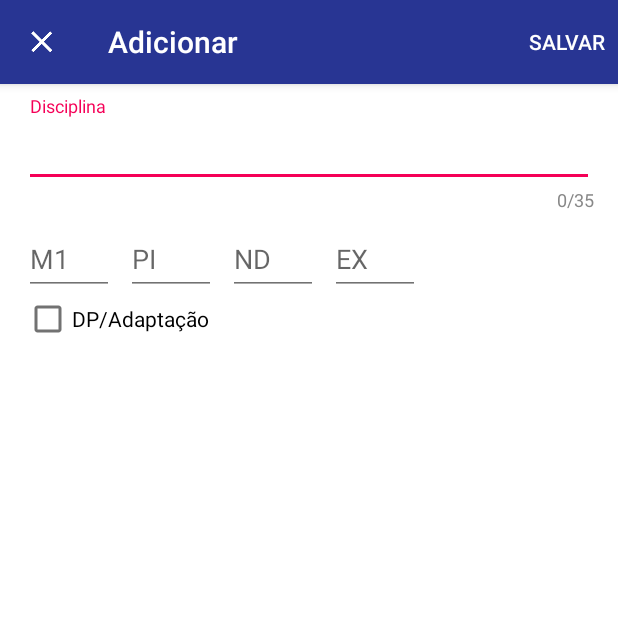
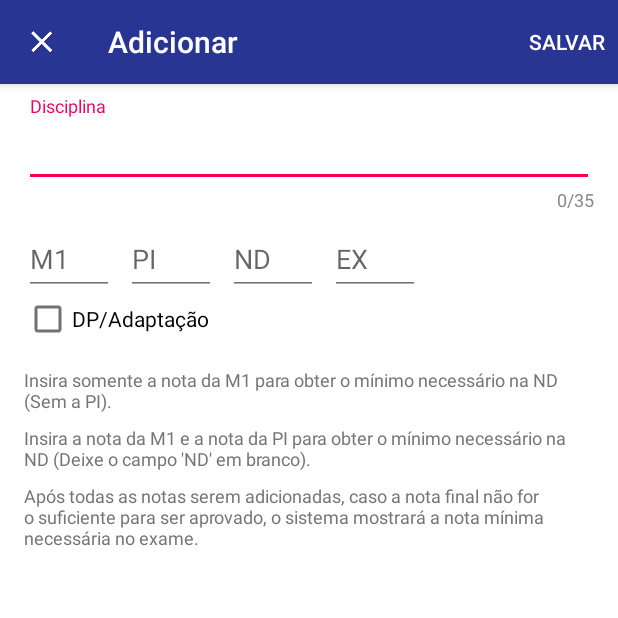
Before and after one commit to lucasvarjao/CAE-UMC, an Android app: the DialogActivity screen opened directly, with no data from a screen before it, on a phone screen of 412 x 824 dp, the top half of it. Run offline under Robolectric (Android 15) with nearby library versions, the phone set to English and light mode, and no system bars; 2 statements that could not run were skipped.

Commit message:
23/09/2015 22:01

```diff
--- a/app/src/main/res/layout/fulldialogtoolbar.xml
+++ b/app/src/main/res/layout/fulldialogtoolbar.xml
@@ -164,6 +164,45 @@
         android:layout_alignLeft="@+id/txtInputM1"
         android:layout_alignStart="@+id/txtInputM1" />
 
+    <TextView
+        android:layout_width="wrap_content"
+        android:layout_height="wrap_content"
+        android:textAppearance="?android:attr/textAppearanceLarge"
+        android:textColor="@color/material_grey_600"
+        android:text="Insira somente a nota da M1 para obter o mínimo necessário na ND (Sem a PI)."
+        android:id="@+id/textView12"
+        android:textSize="12sp"
+        android:layout_alignLeft="@+id/txtInputM1"
+        android:layout_below="@+id/txtInputM1"
+        android:layout_marginTop="48dp"
+        android:layout_marginRight="16dp"/>
+
+    <TextView
+        android:layout_width="wrap_content"
+        android:layout_height="wrap_content"
+        android:textAppearance="?android:attr/textAppearanceLarge"
+        android:textColor="@color/material_grey_600"
+        android:text="Insira a nota da M1 e a nota da PI para obter o mínimo necessário na ND (Deixe o campo 'ND' em branco)."
+        android:id="@+id/textView13"
+        android:textSize="12sp"
+        android:layout_alignLeft="@+id/textView12"
+        android:layout_below="@+id/textView12"
+        android:layout_marginTop="8dp"
+        android:layout_marginRight="16dp"/>
+
+    <TextView
+        android:layout_width="wrap_content"
+        android:layout_height="wrap_content"
+        android:textAppearance="?android:attr/textAppearanceLarge"
+        android:textColor="@color/material_grey_600"
+        android:text="Após todas as notas serem adicionadas, caso a nota final não for o suficiente para ser aprovado, o sistema mostrará a nota mínima necessária no exame."
+        android:id="@+id/textView14"
+        android:textSize="12sp"
+        android:layout_alignLeft="@+id/textView13"
+        android:layout_below="@+id/textView13"
+        android:layout_marginTop="8dp"
+        android:layout_marginRight="16dp"/>
+
 
 </RelativeLayout>
 </ScrollView>
--- a/app/src/main/res/menu/navigation_items.xml
+++ b/app/src/main/res/menu/navigation_items.xml
@@ -15,7 +15,8 @@
             android:id="@+id/nav_calendario"
             android:icon="@drawable/ic_calendar_grey600_24dp"
             android:title="Calendário Acadêmico"
-            android:enabled="true"/>
+            android:enabled="false"
+            android:visible="false"/>
         <item
             android:id="@+id/nav_arquivos"
             android:icon="@drawable/ic_file_document_grey600_24dp"
--- a/app/src/main/res/values/strings.xml
+++ b/app/src/main/res/values/strings.xml
@@ -34,7 +34,7 @@
     <string name="notas_fragment">Fragment NOTAS</string>
     <string name="calendario_fragment">Fragment Calendário</string>
     <string name="arquivos_fragment">Fragment ARQUIVOS</string>
-    <string name="home_fragment">Bem vindo ao aplicativo do Centro Acadêmico de Engenharia da UMC - Campus Villa Lobos/Lapa</string>
+    <string name="home_fragment">Bem vindo ao aplicativo do \n Centro Acadêmico de Engenharia da \n UMC - Campus Villa Lobos/Lapa</string>
     <string name="disciplina">Disciplina</string>
     <string name="campoobrigatorio">Campo obrigatório</string>
     <string name="title_activity_dialog">Adicionar</string>
```
Also changed, not shown: app/src/main/java/com/caeumc/caeumc/DialogActivity.java (+13 -2 lines), app/src/main/java/com/caeumc/caeumc/NavDrawerActivity.java (+7 -23 lines), app/src/main/res/layout/empty_listview.xml (added, +18 -0 lines), app/src/main/res/layout/fragment_home.xml (+26 -3 lines), app/src/main/res/layout/fragment_notas.xml (+14 -1 lines), 1 other file.
